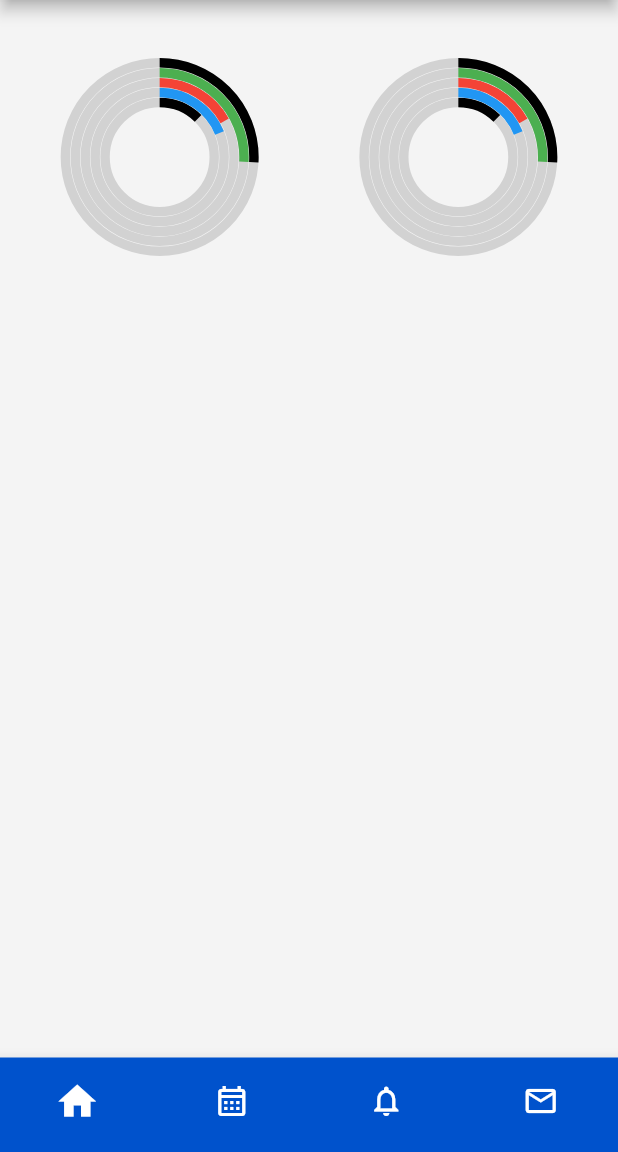
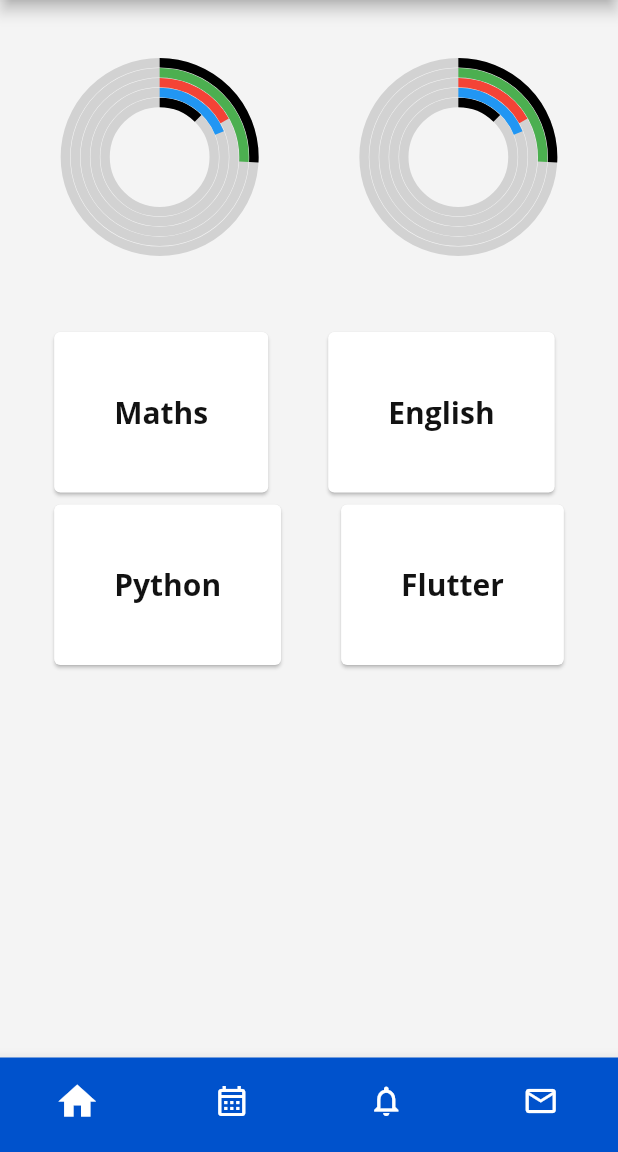
Before and after one commit to PrerakGada/need-for-code-33, a Flutter app: the StudentHomeScreen screen opened by its route, on a phone screen of 412 x 824 dp, the part 84-1236 px from its top. Run offline on Flutter 3.47's test engine with Material 2 defaults, Android fonts, the light colour scheme and no system bars; our stand-ins replace cloud_firestore, expandable, firebase_auth, firebase_core, fl_chart, google_fonts and 5 more; accounts and stored records are empty; network calls fail.

Commit message:
Added Classrooms

```diff
--- a/lib/screens/dashboard_screen.dart
+++ b/lib/screens/dashboard_screen.dart
@@ -1,6 +1,8 @@
 import 'package:flutter/material.dart';
 import 'package:studybuddy/screens/AttendanceDashboard.dart';
 import 'package:studybuddy/screens/Marks.dart';
+import 'package:studybuddy/screens/SubjectScreen.dart';
+import 'package:studybuddy/theme.dart';
 import 'package:studybuddy/widgets/bottom_bar.dart';
 import 'package:studybuddy/widgets/main_drawer.dart';
 
@@ -37,7 +39,9 @@
 
   @override
   Widget build(BuildContext context) {
-    return Column(
+    final subs = ['Maths', 'English', 'Python', 'Flutter'];
+    return SingleChildScrollView(
+      child: Column(
         children: [
           Padding(
             padding: const EdgeInsets.only(top: 12),
@@ -50,7 +54,41 @@
               ],
             ),
           ),
+          Padding(
+            padding: const EdgeInsets.only(top: 20),
+            child: Wrap(
+              direction: Axis.horizontal,
+              children: [
+                for (int x = 0; x < 4; x++)
+                MaterialButton(
+                  onPressed: () {
+                    print('Pressed');
+                    Navigator.of(context).push(
+                      MaterialPageRoute(
+                        builder: (BuildContext context) {
+                          return SubjectScreen(title: subs[x]);
+                        },
+                      ),
+                    );
+                  },
+                  child: Card(
+                    child: Padding(
+                      padding: const EdgeInsets.all(40),
+                      child: Text(
+                        subs[x],
+                        style: TextStyle(
+                            fontSize: 20,
+                            fontWeight: FontWeight.w700,
+                            color: AppColors.black),
+                      ),
+                    ),
+                  ),
+                ),
               ],
+            ),
+          )
+        ],
+      ),
     );
   }
 }
--- a/lib/screens/profile_screen.dart
+++ b/lib/screens/profile_screen.dart
@@ -68,7 +68,9 @@
                           fit: BoxFit.cover,
                           image: NetworkImage(
                             "https://images.pexels.com/photos/3307758/pexels-photo-3307758.jpeg?auto=compress&cs=tinysrgb&dpr=3&h=250",
-                              ))),
+                          ),
+                        ),
+                      ),
                     ),
                     Positioned(
                         bottom: 0,
```
Also changed, not shown: lib/screens/SubjectScreen.dart (added, +34 -0 lines), lib/screens/report_bugs.dart (+14 -7 lines), lib/widgets/main_drawer.dart (+45 -19 lines). Lines whose indentation alone changed are shown as unchanged.
